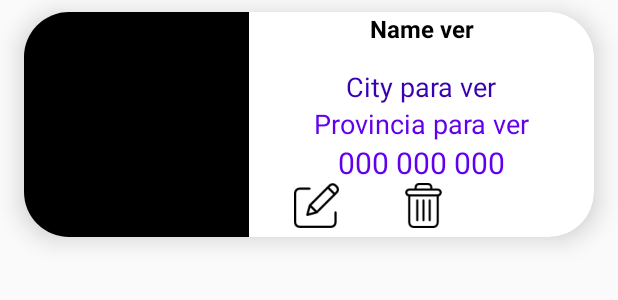
After one commit to javi7rp/HospedajeTema3, an Android app built with Jetpack Compose: the layout recycler_view.xml on its own in the app's theme, with its tools: preview values and no code run, on a phone screen of 412 x 824 dp. The commit adds this screen. Shown: the top 300 px of the screen. Run offline under Robolectric (Android 15) with nearby library versions, the phone set to English and light mode, and no system bars.

Commit message:
creacion de clases

```diff
--- a/app/build.gradle.kts
+++ b/app/build.gradle.kts
@@ -60,6 +60,12 @@ dependencies {
     implementation("androidx.compose.ui:ui-tooling-preview")
     implementation("androidx.compose.material3:material3")
     implementation("androidx.cardview:cardview:1.0.0")
+    implementation("androidx.constraintlayout:constraintlayout:2.1.4")
+    implementation("androidx.recyclerview:recyclerview:1.3.2")
+
+    implementation ("com.github.bumptech.glide:glide:4.12.0")
+    annotationProcessor ("com.github.bumptech.glide:compiler:4.12.0")
+
     testImplementation("junit:junit:4.13.2")
     androidTestImplementation("androidx.test.ext:junit:1.1.5")
     androidTestImplementation("androidx.test.espresso:espresso-core:3.5.1")
--- /dev/null
+++ b/app/src/main/res/layout/recycler_view.xml
@@ -0,0 +1,93 @@
+<?xml version ="1.0" encoding="utf-8"?>
+<androidx.cardview.widget.CardView
+    xmlns:android="http://schemas.android.com/apk/res/android"
+    android:layout_width ="match_parent"
+    android:layout_height ="wrap_content"
+    xmlns:app="http://schemas.android.com/apk/res-auto"
+    xmlns:tools="http://schemas.android.com/tools"
+    android:layout_marginHorizontal ="16dp"
+    android:layout_marginVertical ="8dp"
+    app:cardCornerRadius ="30dp"
+    app:cardElevation ="10dp"
+    app:cardBackgroundColor="@color/white"
+    >
+    <androidx.constraintlayout.widget.ConstraintLayout xmlns:android="http://schemas.android.com/apk/res/android"
+        android:layout_width ="match_parent"
+        android:layout_height ="wrap_content"
+        >
+
+        <ImageView
+            android:id="@+id/iv_hotel"
+            android:layout_width ="150dp"
+            android:layout_height ="150dp"
+            app:layout_constraintStart_toStartOf ="parent"
+            app:layout_constraintTop_toTopOf ="parent"
+            tools:background ="@color/black" />
+
+        <TextView
+            android:id="@+id/txtview_name"
+            android:layout_width ="wrap_content"
+            android:layout_height ="wrap_content"
+            tools:text="Name ver"
+            android:textSize="16sp"
+            android:textStyle="bold"
+            android:textColor="@color/black"
+            app:layout_constraintStart_toEndOf ="@id/iv_hotel"
+            app:layout_constraintEnd_toEndOf ="parent"
+            app:layout_constraintTop_toTopOf ="parent"/>
+        <TextView
+            android:id="@+id/txtview_city"
+            android:layout_width ="wrap_content"
+            android:layout_height ="wrap_content"
+            app:layout_constraintStart_toEndOf ="@id/iv_hotel"
+            app:layout_constraintTop_toBottomOf ="@id/txtview_name"
+            app:layout_constraintEnd_toEndOf ="parent"
+            tools:text="City para ver"
+            android:textColor = "@color/purple_700"
+            android:textSize = "18sp"
+            android:layout_marginTop ="15dp"
+            />
+        <TextView
+            android:id="@+id/txtview_province"
+            android:layout_width ="wrap_content"
+            android:layout_height ="wrap_content"
+            app:layout_constraintStart_toEndOf ="@id/iv_hotel"
+            app:layout_constraintTop_toBottomOf ="@id/txtview_city"
+            app:layout_constraintEnd_toEndOf ="parent"
+            tools:text="Provincia para ver"
+            android:textColor = "@color/purple_500"
+            android:textSize = "18sp"
+            />
+        <TextView
+            android:id="@+id/txtview_phone"
+            android:layout_width ="wrap_content"
+            android:layout_height ="wrap_content"
+            app:layout_constraintStart_toEndOf ="@id/iv_hotel"
+            app:layout_constraintTop_toBottomOf ="@id/txtview_province"
+            app:layout_constraintEnd_toEndOf ="parent"
+            tools:text="000 000 000"
+            android:textColor = "@color/purple_500"
+            android:textSize = "20sp"
+            />
+
+        <ImageView
+            android:id="@+id/btn_edit"
+            android:layout_width ="30dp"
+            android:layout_height ="30dp"
+            android:src="@drawable/editar"
+            android:layout_marginLeft="30dp"
+            app:layout_constraintStart_toEndOf ="@id/iv_hotel"
+            app:layout_constraintTop_toBottomOf ="@id/txtview_phone"
+            />
+        <ImageView
+            android:id="@+id/btn_delete"
+            android:layout_width ="30dp"
+            android:layout_height ="30dp"
+            android:src="@drawable/delete"
+            android:layout_marginLeft="30dp"
+            app:layout_constraintEnd_toEndOf ="parent"
+            app:layout_constraintStart_toEndOf ="@id/btn_edit"
+            app:layout_constraintTop_toBottomOf ="@id/txtview_phone"
+            app:layout_constraintHorizontal_bias ="0.1"/>
+    </androidx.constraintlayout.widget.ConstraintLayout >
+</androidx.cardview.widget.CardView >
```
Also changed, not shown: app/src/main/java/com/example/hospedajetema3/MainActivity.kt (+20 -27 lines), app/src/main/java/com/example/hospedajetema3/adapter/AdapterHotel.kt (added, +29 -0 lines), app/src/main/java/com/example/hospedajetema3/adapter/ViewHHotel.kt (added, +29 -0 lines), app/src/main/java/com/example/hospedajetema3/controler/Controller.kt (added, +29 -0 lines), app/src/main/java/com/example/hospedajetema3/dao/DaoHotels2.kt (added, +10 -0 lines), app/src/main/java/com/example/hospedajetema3/models/Hotel.kt (added, +13 -0 lines), app/src/main/java/com/example/hospedajetema3/objects_models/Respository.kt (added, +39 -0 lines), app/src/main/res/drawable/delete.png (added), app/src/main/res/drawable/editar.png (added).
